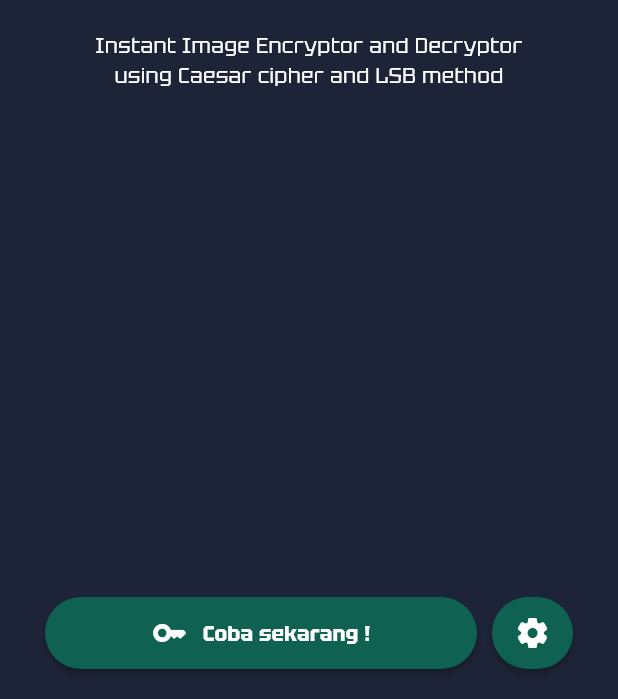
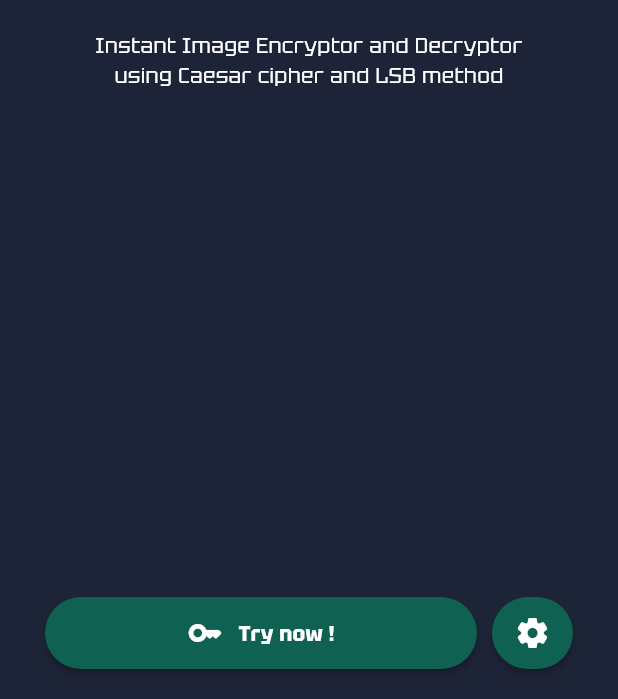
Before and after one commit to SalamPS/PiGANO, a Flutter app: the screen it shows after launch, on a phone screen of 412 x 824 dp, the part 537-1236 px from its top. Run offline on Flutter 3.47's test engine with Material 3 defaults, Android fonts, the phone set to English and light mode, and no system bars; our stand-ins replace image_picker, permission_handler, shared_preferences.

Commit message:
chore(text): Minor

```diff
--- a/lib/src/index.dart
+++ b/lib/src/index.dart
@@ -192,7 +192,7 @@
                         children: [
                           Icon(Icons.key_rounded, color: Colors.white),
                           SizedBox(width: 10),
-                          Text('Coba sekarang !', style: TextStyle(color: Colors.white, fontWeight: FontWeight.bold)),
+                          Text('Try now !', style: TextStyle(color: Colors.white, fontWeight: FontWeight.bold)),
                         ],
                       ),
                     ),
```
